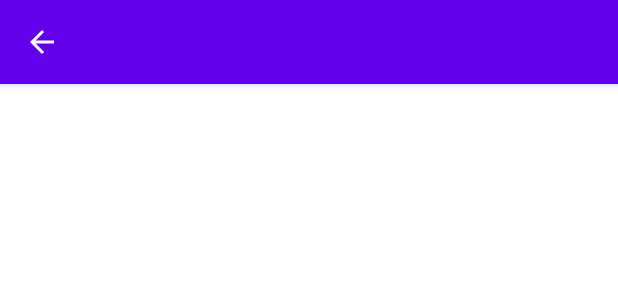
After one commit to panasetskaya/CountriesScroller, an Android app: the layout fragment_details.xml on its own in the app's theme, with its tools: preview values and no code run, on a phone screen of 412 x 824 dp. The commit adds this screen. Shown: the top 300 px of the screen. Run offline under Robolectric (Android 15) with nearby library versions, the phone set to English and light mode, and no system bars.

Commit message:
setup navigation between fragments

```diff
--- a/app/src/main/java/com/panasetskaia/countriesscroller/di/AppComponent.kt
+++ b/app/src/main/java/com/panasetskaia/countriesscroller/di/AppComponent.kt
@@ -1,8 +1,10 @@
 package com.panasetskaia.countriesscroller.di
 
 import android.app.Application
-import com.panasetskaia.countriesscroller.presentation.allCountriesScreen.AllCountriesFragment
+import android.telecom.Call.Details
+import com.panasetskaia.countriesscroller.presentation.all_countries_screen.AllCountriesFragment
 import com.panasetskaia.countriesscroller.presentation.MainActivity
+import com.panasetskaia.countriesscroller.presentation.details_screen.DetailsFragment
 import dagger.BindsInstance
 import dagger.Component
 
@@ -14,6 +16,8 @@ interface AppComponent {
 
     fun inject(fragment: AllCountriesFragment)
 
+    fun inject(fragment: DetailsFragment)
+
     @Component.Factory
     interface AppComponentFactory {
         fun create(@BindsInstance application: Application): AppComponent
--- a/app/src/main/java/com/panasetskaia/countriesscroller/domain/CountriesRepository.kt
+++ b/app/src/main/java/com/panasetskaia/countriesscroller/domain/CountriesRepository.kt
@@ -4,4 +4,6 @@ interface CountriesRepository {
 
     suspend fun loadAllCountries(): NetworkResult<List<Country>>
 
+    suspend fun getCountryByName(commonName: String): Country
+
 }
--- a/app/src/main/java/com/panasetskaia/countriesscroller/presentation/MainActivity.kt
+++ b/app/src/main/java/com/panasetskaia/countriesscroller/presentation/MainActivity.kt
@@ -18,7 +18,7 @@ class MainActivity : AppCompatActivity() {
     }
 
     val viewModel by lazy {
-        ViewModelProvider(this, viewModelFactory)[MainViewModel::class.java]
+        ViewModelProvider(this, viewModelFactory)[AllCountriesViewModel::class.java]
     }
 
     override fun onCreate(savedInstanceState: Bundle?) {
--- a/app/src/main/java/com/panasetskaia/countriesscroller/presentation/allCountriesScreen/CountriesDiffUtil.kt
+++ b/app/src/main/java/com/panasetskaia/countriesscroller/presentation/all_countries_screen/CountriesDiffUtil.kt
@@ -1,4 +1,4 @@
-package com.panasetskaia.countriesscroller.presentation.allCountriesScreen
+package com.panasetskaia.countriesscroller.presentation.all_countries_screen
 
 import androidx.recyclerview.widget.DiffUtil
 import com.panasetskaia.countriesscroller.domain.Country
--- a/app/src/main/java/com/panasetskaia/countriesscroller/presentation/base/BaseFragment.kt
+++ b/app/src/main/java/com/panasetskaia/countriesscroller/presentation/base/BaseFragment.kt
@@ -1,6 +1,7 @@
 package com.panasetskaia.countriesscroller.presentation.base
 
 import android.os.Bundle
+import android.util.Log
 import android.view.LayoutInflater
 import android.view.View
 import android.view.ViewGroup
@@ -11,6 +12,7 @@ import androidx.lifecycle.repeatOnLifecycle
 import androidx.navigation.fragment.findNavController
 import androidx.viewbinding.ViewBinding
 import com.panasetskaia.countriesscroller.presentation.navigation.NavigationCommand
+import com.panasetskaia.countriesscroller.utils.Constants
 import kotlinx.coroutines.flow.collectLatest
 import kotlinx.coroutines.launch
 
--- a/app/src/main/res/layout/fragment_all_countries.xml
+++ b/app/src/main/res/layout/fragment_all_countries.xml
@@ -4,7 +4,7 @@
     android:layout_width="match_parent"
     android:layout_height="match_parent"
     xmlns:app="http://schemas.android.com/apk/res-auto"
-    tools:context=".presentation.allCountriesScreen.AllCountriesFragment">
+    tools:context=".presentation.all_countries_screen.AllCountriesFragment">
 
     <com.google.android.material.appbar.AppBarLayout
         android:id="@+id/appBarLayout"
--- /dev/null
+++ b/app/src/main/res/layout/fragment_details.xml
@@ -0,0 +1,27 @@
+<?xml version="1.0" encoding="utf-8"?>
+<androidx.constraintlayout.widget.ConstraintLayout xmlns:android="http://schemas.android.com/apk/res/android"
+    xmlns:tools="http://schemas.android.com/tools"
+    xmlns:app="http://schemas.android.com/apk/res-auto"
+    android:layout_width="match_parent"
+    android:layout_height="match_parent"
+    tools:context=".presentation.details_screen.DetailsFragment">
+
+    <com.google.android.material.appbar.AppBarLayout
+        android:id="@+id/appBarLayoutDetail"
+        android:layout_width="match_parent"
+        android:layout_height="wrap_content"
+        app:layout_constraintEnd_toEndOf="parent"
+        app:layout_constraintStart_toStartOf="parent"
+        app:layout_constraintTop_toTopOf="parent">
+
+        <com.google.android.material.appbar.MaterialToolbar
+            android:id="@+id/topAppBarDetail"
+            style="@style/Widget.MaterialComponents.Toolbar.Primary"
+            android:layout_width="match_parent"
+            android:layout_height="?attr/actionBarSize"
+            app:navigationIcon="?attr/homeAsUpIndicator"
+            />
+
+    </com.google.android.material.appbar.AppBarLayout>
+
+</androidx.constraintlayout.widget.ConstraintLayout>
```
Also changed, not shown: app/src/main/java/com/panasetskaia/countriesscroller/data/repo/CountriesRepositoryImpl.kt (+6 -1 lines), app/src/main/java/com/panasetskaia/countriesscroller/di/ViewModelModule.kt (+9 -3 lines), app/src/main/java/com/panasetskaia/countriesscroller/domain/GetCountryByNameUseCase.kt (added, +11 -0 lines), app/src/main/java/com/panasetskaia/countriesscroller/presentation/AllCountriesViewModel.kt (renamed from app/src/main/java/com/panasetskaia/countriesscroller/presentation/MainViewModel.kt, +3 -7 lines), app/src/main/java/com/panasetskaia/countriesscroller/presentation/all_countries_screen/AllCountriesFragment.kt (renamed from app/src/main/java/com/panasetskaia/countriesscroller/presentation/allCountriesScreen/AllCountriesFragment.kt, +15 -15 lines), app/src/main/java/com/panasetskaia/countriesscroller/presentation/all_countries_screen/CountriesListAdapter.kt (renamed from app/src/main/java/com/panasetskaia/countriesscroller/presentation/allCountriesScreen/CountriesListAdapter.kt, +6 -4 lines), app/src/main/java/com/panasetskaia/countriesscroller/presentation/details_screen/DetailsFragment.kt (added, +53 -0 lines), app/src/main/java/com/panasetskaia/countriesscroller/presentation/details_screen/DetailsViewModel.kt (added, +30 -0 lines), app/src/main/res/navigation/nav_graph.xml (+15 -2 lines).
